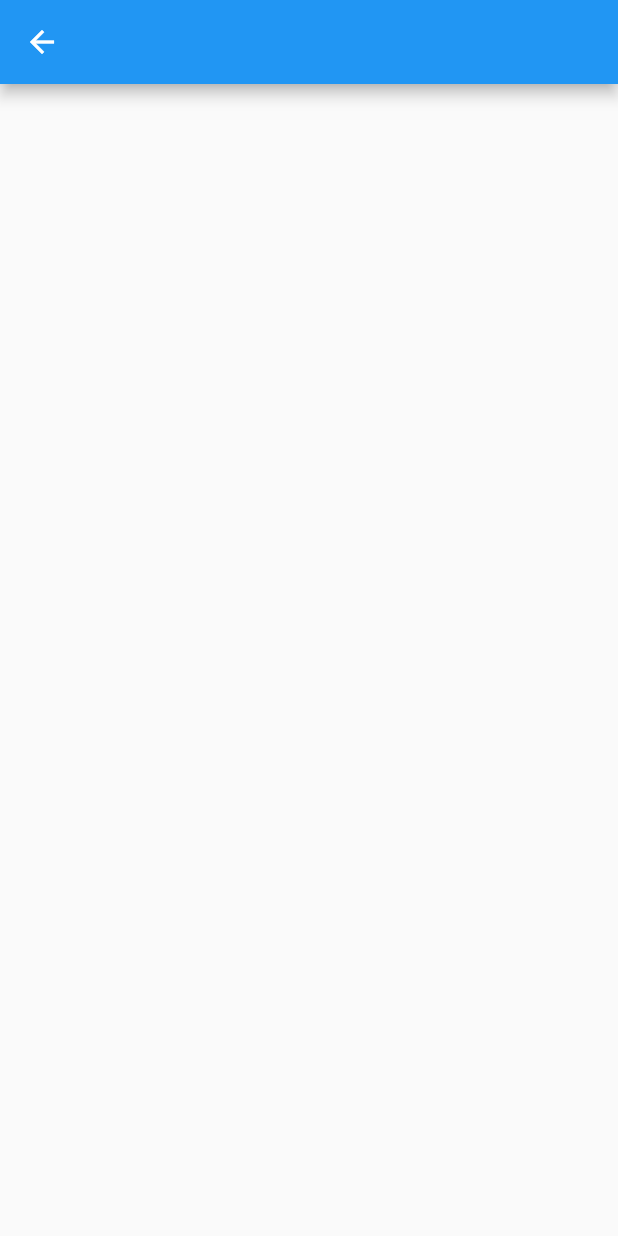
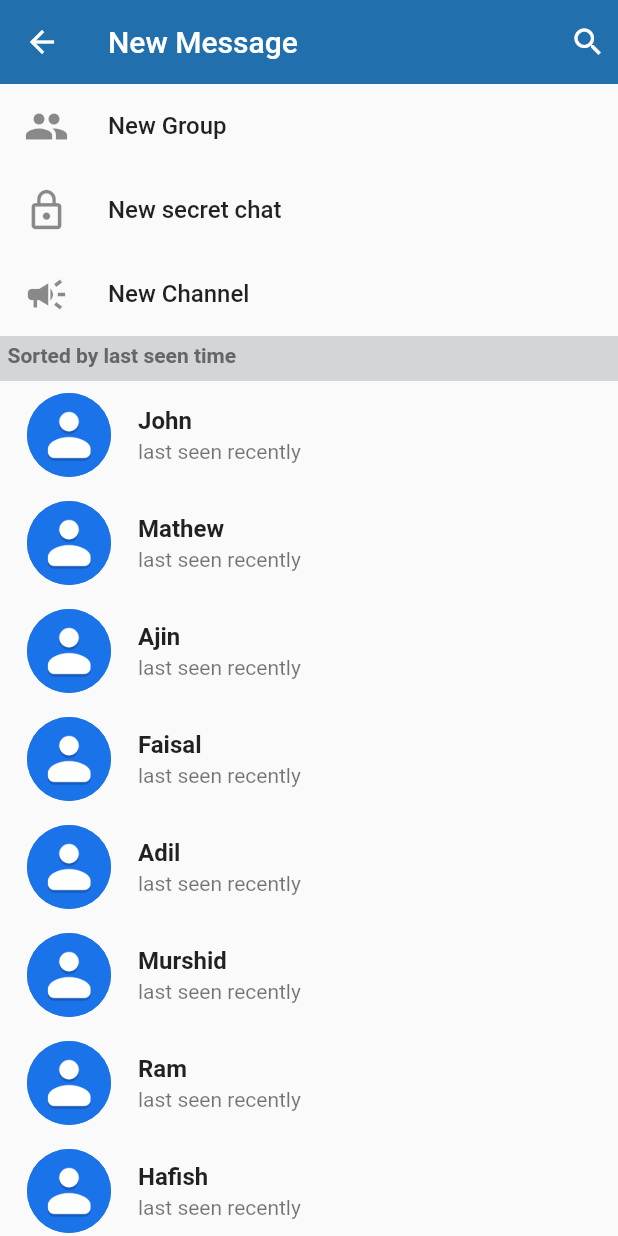
Before and after one commit to shifink/telegram, a Flutter app: the Search screen opened directly, on a phone screen of 412 x 824 dp. Run offline on Flutter 3.47's test engine with Material 2 defaults, Android fonts, the phone set to English and light mode, and no system bars; our stand-ins replace smooth_page_indicator.

Commit message:
fifth commit

```diff
--- a/lib/ulits/database/database_const.dart
+++ b/lib/ulits/database/database_const.dart
@@ -1,4 +1,4 @@
-import 'package:flutter/material.dart';
+
 
 class ChatNames {
   static List name=[
--- a/lib/view/home_Page/contact.dart
+++ b/lib/view/home_Page/contact.dart
@@ -1,4 +1,7 @@
 import 'package:flutter/material.dart';
+
+import '../../ulits/database/database_const.dart';
+import '../chat_page/chat_page.dart';
 
 class Search extends StatelessWidget {
   const Search({super.key});
@@ -6,7 +9,93 @@ class Search extends StatelessWidget {
   @override
   Widget build(BuildContext context) {
     return Scaffold(
-      appBar: AppBar(),
+      appBar: AppBar(
+        elevation: 0,
+        backgroundColor: Color.fromARGB(255, 34, 111, 173),
+        title: Text("New Message"),
+        actions: [
+          Padding(
+            padding: const EdgeInsets.all(8.0),
+            child: Icon(Icons.search),
+          )
+        ],
+      ),
+      body: SingleChildScrollView(
+        child: Column(
+          children: [
+            ListTile(
+              onTap: () {},
+              leading: Icon(
+                Icons.group,
+                size: 30,
+              ),
+              title: Text(
+                "New Group",
+                style: TextStyle(fontWeight: FontWeight.w500),
+              ),
+            ),
+            ListTile(
+              onTap: () {},
+              leading: Icon(
+                Icons.lock_outline,
+                size: 30,
+              ),
+              title: Text(
+                "New secret chat",
+                style: TextStyle(fontWeight: FontWeight.w500),
+              ),
+            ),
+            ListTile(
+              onTap: () {},
+              leading: Icon(
+                Icons.campaign,
+                size: 30,
+              ),
+              title: Text(
+                "New Channel",
+                style: TextStyle(fontWeight: FontWeight.w500),
+              ),
+            ),
+            Container(
+              width: double.infinity,
+              height: 30,
+              color: Color.fromARGB(255, 210, 214, 215),
+              child: Padding(
+                padding: const EdgeInsets.all(5.0),
+                child: Text(
+                  "Sorted by last seen time",
+                  style: TextStyle(
+                      color: Color.fromARGB(255, 99, 103, 105),
+                      fontWeight: FontWeight.w700),
+                ),
+              ),
+            ),
+            ListView.builder(
+              itemCount: ChatNames.name.length,
+              physics: NeverScrollableScrollPhysics(),
+              shrinkWrap: true,
+              itemBuilder: (context, index) => ListTile(
+                onTap: () => Navigator.push(
+                    context,
+                    MaterialPageRoute(
+                      builder: (context) => ChatPage(),
+                    )),
+                leading: CircleAvatar(
+                  radius: 30,
+                  backgroundImage:
+                      AssetImage("assets/images/contact image.png"),
+                ),
+                title: Text(
+                  ChatNames.name[index],
+                  style: TextStyle(fontWeight: FontWeight.w700),
+                ),
+                subtitle: Text("last seen recently"),
+              ),
+            )
+          ],
+        ),
+      ),
+
     );
   }
 }
--- a/lib/view/home_Page/home_page.dart
+++ b/lib/view/home_Page/home_page.dart
@@ -111,6 +111,8 @@ class _HomePageState extends State<HomePage> {
           itemCount: ChatNames.name.length),
 
           floatingActionButton: FloatingActionButton(
+            backgroundColor: Color.fromARGB(255, 34, 111, 173),
+            elevation: 0,
             child: Icon(Icons.edit),
             onPressed: () => Navigator.push(context, MaterialPageRoute(builder: (context) => Search(),))),
     );
--- a/lib/view/intro_page/intro_page.dart
+++ b/lib/view/intro_page/intro_page.dart
@@ -58,9 +58,9 @@ class IntroPage extends StatelessWidget {
             InkWell(
              onTap: () => Navigator.pushReplacement(context, MaterialPageRoute(builder: (context) => LoginPage(),)),
               child: Container(
-                width: 230,
+                width: 260,
                 height: 50,
-                color: Colors.blue[400],
+                decoration: BoxDecoration( color: Colors.blue[400],borderRadius: BorderRadius.circular(10)),
                 child: Center(child: Text("Start Messaging",style: TextStyle(color: Colors.white,fontSize: 15),)),
               ),
             ),
```
Also changed, not shown: lib/view/login_page/login_page.dart (+11 -3 lines).
